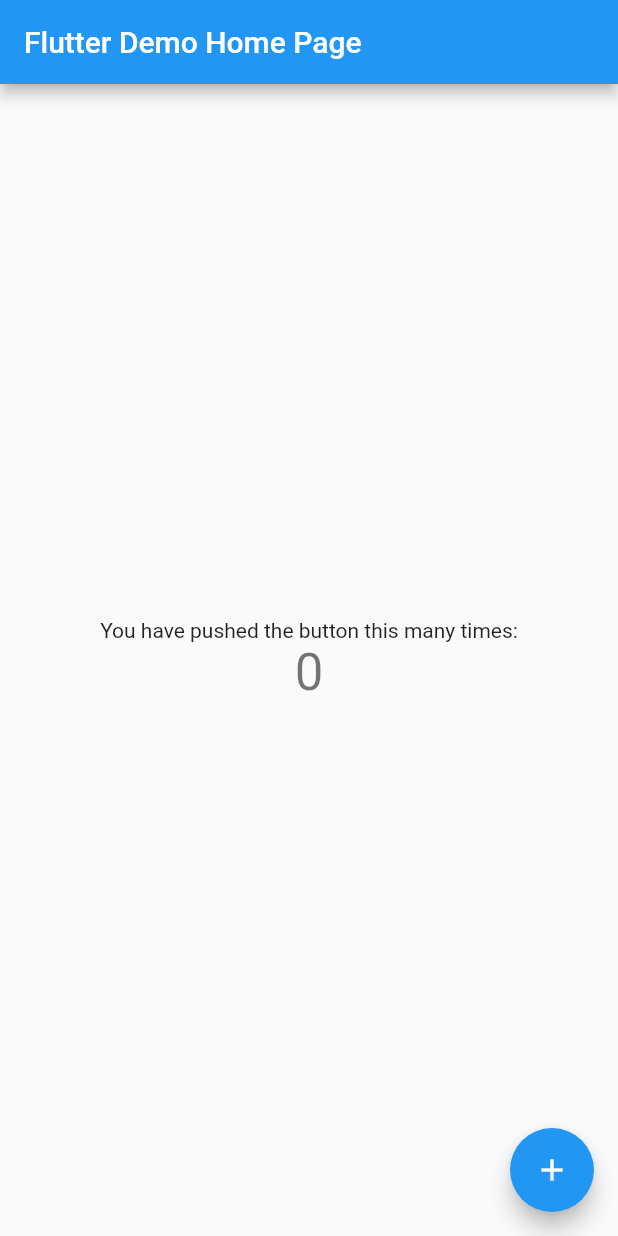
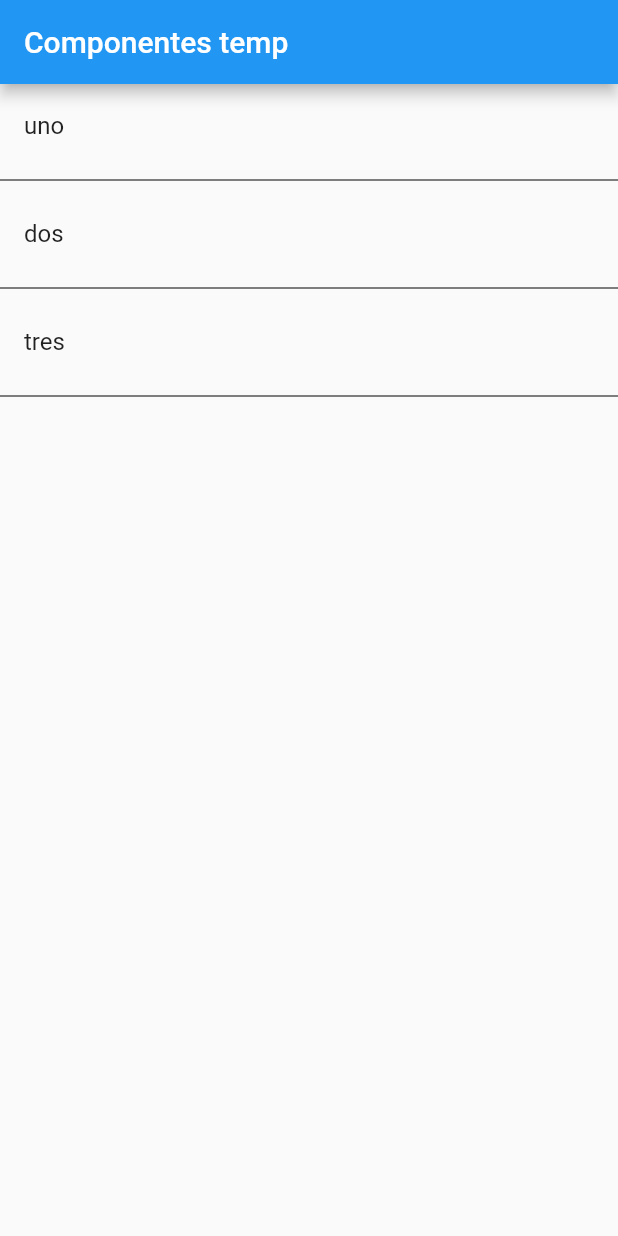
Before and after one commit to wmorales0207/componentes, a Flutter app: the screen it shows after launch, on a phone screen of 412 x 824 dp. Run offline on Flutter 3.47's test engine with Material 2 defaults, Android fonts, the phone set to English and light mode, and no system bars.

Commit message:
Listview lista estatica  6-vide6

```diff
--- a/lib/main.dart
+++ b/lib/main.dart
@@ -1,115 +1,19 @@
+import 'package:componentes/src/pages/home_temp.dart';
 import 'package:flutter/material.dart';
 
-void main() {
-  runApp(const MyApp());
-}
+// con el sniped mateapp te crea la app completa para iniciar
+// siempre veo que inician con un StatelessWidget parece asunto de diseno
+void main() => runApp(const MyApp());
 
 class MyApp extends StatelessWidget {
-  const MyApp({Key? key}) : super(key: key);
+  const MyApp({super.key});
 
-  // This widget is the root of your application.
   @override
   Widget build(BuildContext context) {
-    return MaterialApp(
-      title: 'Flutter Demo',
-      theme: ThemeData(
-        // This is the theme of your application.
-        //
-        // Try running your application with "flutter run". You'll see the
-        // application has a blue toolbar. Then, without quitting the app, try
-        // changing the primarySwatch below to Colors.green and then invoke
-        // "hot reload" (press "r" in the console where you ran "flutter run",
-        // or simply save your changes to "hot reload" in a Flutter IDE).
-        // Notice that the counter didn't reset back to zero; the application
-        // is not restarted.
-        primarySwatch: Colors.blue,
-      ),
-      home: const MyHomePage(title: 'Flutter Demo Home Page'),
+    return const MaterialApp(
+      title: 'Componentes',
+      debugShowCheckedModeBanner: false,
+      home:HomePageTemp(),
     );
   }
 }
-
-class MyHomePage extends StatefulWidget {
-  const MyHomePage({Key? key, required this.title}) : super(key: key);
-
-  // This widget is the home page of your application. It is stateful, meaning
-  // that it has a State object (defined below) that contains fields that affect
-  // how it looks.
-
-  // This class is the configuration for the state. It holds the values (in this
-  // case the title) provided by the parent (in this case the App widget) and
-  // used by the build method of the State. Fields in a Widget subclass are
-  // always marked "final".
-
-  final String title;
-
-  @override
-  State<MyHomePage> createState() => _MyHomePageState();
-}
-
-class _MyHomePageState extends State<MyHomePage> {
-  int _counter = 0;
-
-  void _incrementCounter() {
-    setState(() {
-      // This call to setState tells the Flutter framework that something has
-      // changed in this State, which causes it to rerun the build method below
-      // so that the display can reflect the updated values. If we changed
-      // _counter without calling setState(), then the build method would not be
-      // called again, and so nothing would appear to happen.
-      _counter++;
-    });
-  }
-
-  @override
-  Widget build(BuildContext context) {
-    // This method is rerun every time setState is called, for instance as done
-    // by the _incrementCounter method above.
-    //
-    // The Flutter framework has been optimized to make rerunning build methods
-    // fast, so that you can just rebuild anything that needs updating rather
-    // than having to individually change instances of widgets.
-    return Scaffold(
-      appBar: AppBar(
-        // Here we take the value from the MyHomePage object that was created by
-        // the App.build method, and use it to set our appbar title.
-        title: Text(widget.title),
-      ),
-      body: Center(
-        // Center is a layout widget. It takes a single child and positions it
-        // in the middle of the parent.
-        child: Column(
-          // Column is also a layout widget. It takes a list of children and
-          // arranges them vertically. By default, it sizes itself to fit its
-          // children horizontally, and tries to be as tall as its parent.
-          //
-          // Invoke "debug painting" (press "p" in the console, choose the
-          // "Toggle Debug Paint" action from the Flutter Inspector in Android
-          // Studio, or the "Toggle Debug Paint" command in Visual Studio Code)
-          // to see the wireframe for each widget.
-          //
-          // Column has various properties to control how it sizes itself and
-          // how it positions its children. Here we use mainAxisAlignment to
-          // center the children vertically; the main axis here is the vertical
-          // axis because Columns are vertical (the cross axis would be
-          // horizontal).
-          mainAxisAlignment: MainAxisAlignment.center,
-          children: <Widget>[
-            const Text(
-              'You have pushed the button this many times:',
-            ),
-            Text(
-              '$_counter',
-              style: Theme.of(context).textTheme.headline4,
-            ),
-          ],
-        ),
-      ),
-      floatingActionButton: FloatingActionButton(
-        onPressed: _incrementCounter,
-        tooltip: 'Increment',
-        child: const Icon(Icons.add),
-      ), // This trailing comma makes auto-formatting nicer for build methods.
-    );
-  }
-}
--- /dev/null
+++ b/lib/src/pages/home_temp.dart
@@ -0,0 +1,39 @@
+import 'package:flutter/material.dart';
+
+class HomePageTemp extends StatelessWidget {
+  const HomePageTemp({super.key});
+
+  @override
+  Widget build(BuildContext context) {
+    return Scaffold(
+      appBar: AppBar(
+        title: const Text("Componentes temp"),
+      ),
+      body: ListView(
+        children: _crearItems(),
+      ),
+    );
+  }
+
+  List<Widget> _crearItems() {
+    List listValue = ['uno', 'dos', 'tres'];
+
+    List<Widget> list = [];
+    for (var element in listValue) {
+      final auxWidget = ListTile(
+        title: Text(element.toString()),
+      );
+      list.add(auxWidget);
+      list.add(const Divider(
+        color: Colors.black,
+      ));
+    }
+    return list;
+  }
+
+  List<Widget> _crearItemsCorta() {
+
+
+    return [];
+  }
+}
```
Also changed, not shown: 1 other file.
